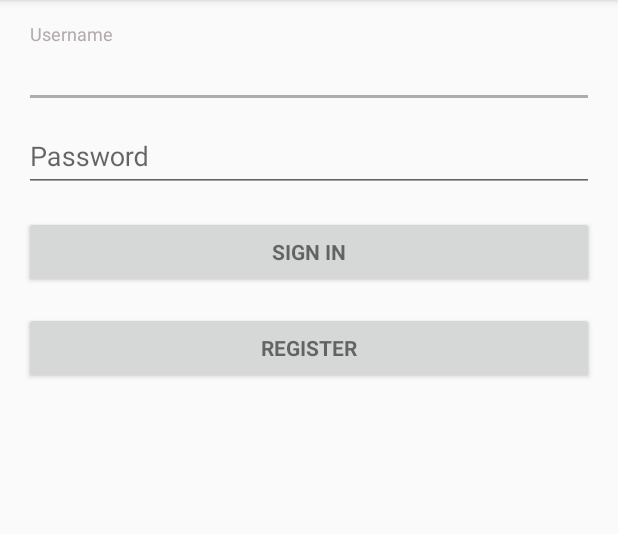
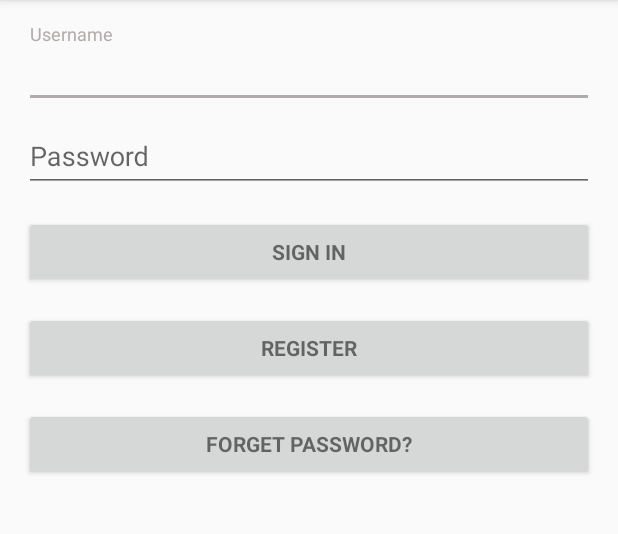
Before and after one commit to Emrehzl94/Gezi-Yorum-1, an Android app: the screen it shows after launch (LoginActivity), on a phone screen of 412 x 824 dp, the part 84-618 px from its top. Run offline under Robolectric (Android 15) with nearby library versions, the phone set to English and light mode, and no system bars.

Commit message:
Şifremi unuttum eklendi.

```diff
--- a/app/src/main/res/layout/activity_login.xml
+++ b/app/src/main/res/layout/activity_login.xml
@@ -78,6 +78,14 @@
                 android:layout_marginTop="16dp"
                 android:text="@string/register"
                 android:textStyle="bold" />
+            <Button
+                android:id="@+id/forgetten_password"
+                style="?android:textAppearanceSmall"
+                android:layout_width="match_parent"
+                android:layout_height="wrap_content"
+                android:layout_marginTop="16dp"
+                android:text="@string/forget_password"
+                android:textStyle="bold" />
 
         </LinearLayout>
     </ScrollView>
--- a/app/src/main/res/values/strings.xml
+++ b/app/src/main/res/values/strings.xml
@@ -141,4 +141,7 @@
     <string name="gallery">Gallery</string>
     <string name="size">Size:</string>
     <string name="sure_to_upload">Are you sure to upload? This process will may to use cellular data.</string>
+    <string name="forget_password">Forget password?</string>
+    <string name="forget_password_ok">You can refresh your password using the link in email send to you.</string>
+    <string name="please_wait">Please wait…</string>
 </resources>
```
Also changed, not shown: app/src/main/java/com/example/murat/gezi_yorum/Fragments/TripControllers/ContinuingTrip.java (+8 -1 lines), app/src/main/java/com/example/murat/gezi_yorum/LoginActivity.java (+70 -2 lines), 1 other file.
